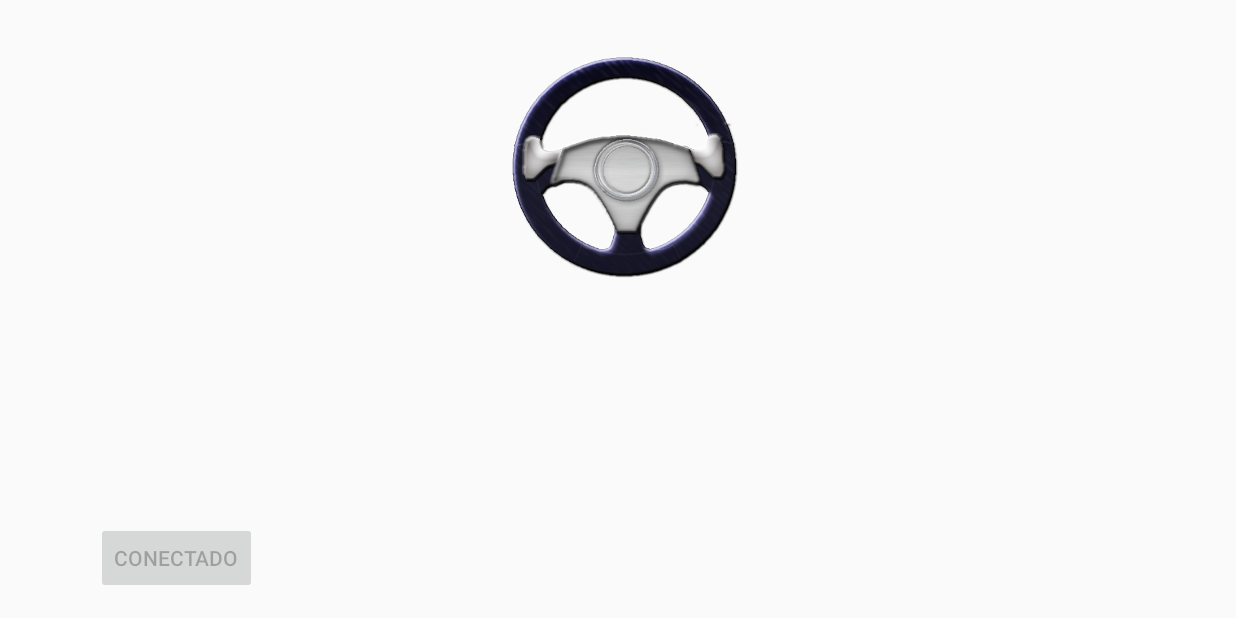
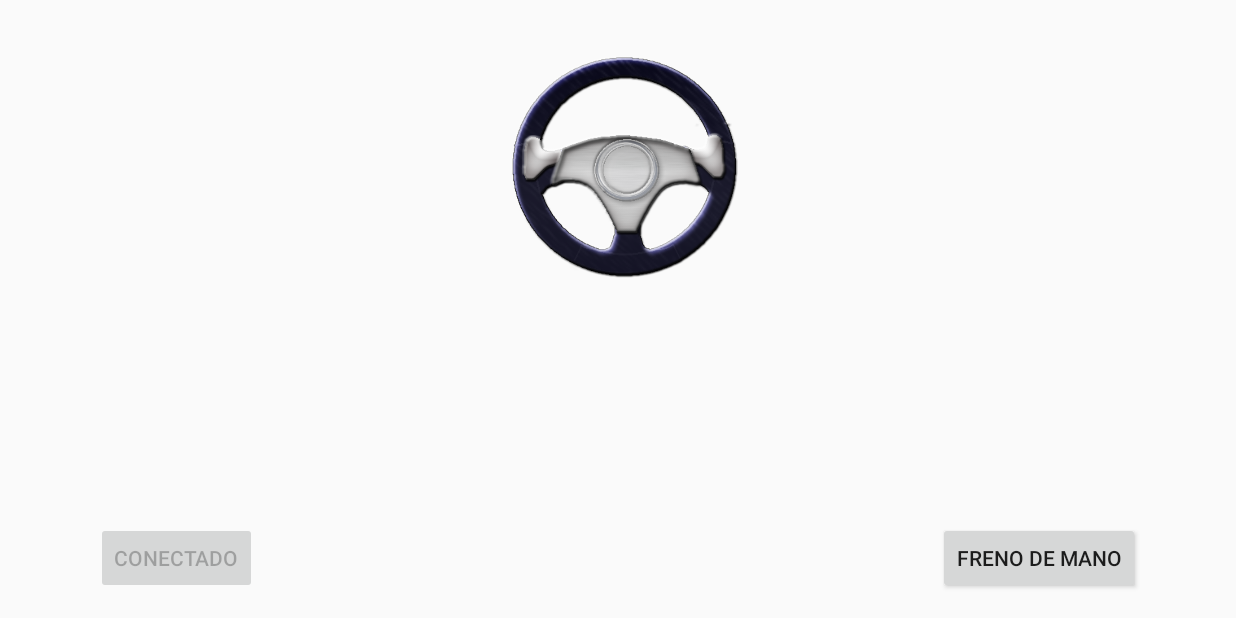
Before and after one commit to MiguelAngelVM/AndroidControl, an Android app: the screen it shows after launch (MainActivity), on a phone screen of 824 x 412 dp (held sideways). Run offline under Robolectric (Android 15) with nearby library versions, the phone set to English and light mode, and no system bars; 1 statement that could not run was skipped.

Commit message:
Version base

```diff
--- a/app/src/main/res/layout/activity_main.xml
+++ b/app/src/main/res/layout/activity_main.xml
@@ -36,4 +36,14 @@
         android:layout_alignParentLeft="true"
         android:layout_alignParentStart="true" />
 
+    <Button
+        android:layout_width="wrap_content"
+        android:layout_height="wrap_content"
+        android:text="Freno de mano"
+        android:id="@+id/FrenoButton"
+        android:onClick="frenoDeMano"
+        android:layout_alignTop="@+id/power"
+        android:layout_alignParentRight="true"
+        android:layout_alignParentEnd="true" />
+
 </RelativeLayout>
```
Also changed, not shown: app/src/main/java/mx/edu/utem/androidcontrol/MainActivity.java (+19 -1 lines), 1 other file.
